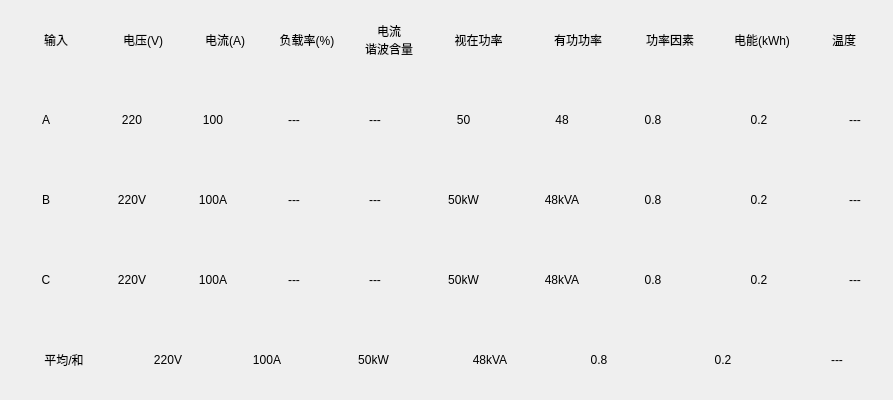
Above: BusBar-Qt/branch/box/boxtotalwid.ui from luozhiyong131/BusBar before the change. Below: the same form after it.
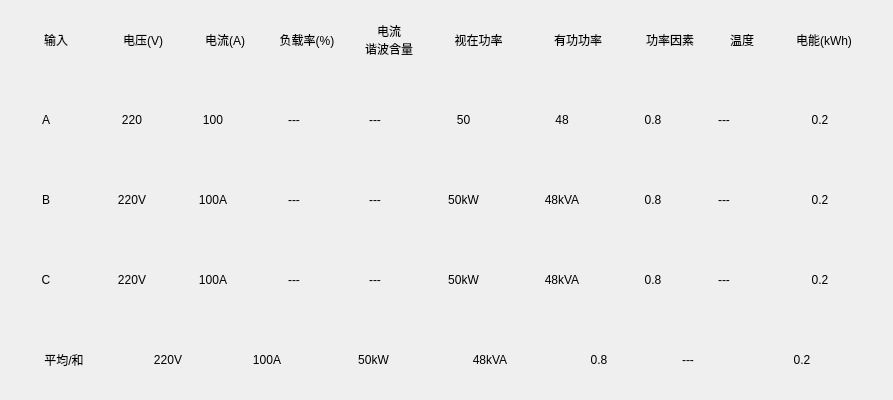
That is the form after the change.

```diff
--- a/BusBar-Qt/branch/box/boxtotalwid.ui
+++ b/BusBar-Qt/branch/box/boxtotalwid.ui
@@ -37,7 +37,7 @@
    </property>
    <item row="4" column="0">
     <widget class="QWidget" name="AllWid" native="true">
-     <layout class="QHBoxLayout" name="horizontalLayout_5" stretch="1,1,1,1,1,1,1,1">
+     <layout class="QHBoxLayout" name="horizontalLayout_5" stretch="1,1,1,1,1,1,0,1">
       <property name="spacing">
        <number>0</number>
       </property>
@@ -188,28 +188,6 @@
         </property>
        </widget>
       </item>
-      <item>
-       <widget class="QLabel" name="tEleH">
-        <property name="minimumSize">
-         <size>
-          <width>130</width>
-          <height>25</height>
-         </size>
-        </property>
-        <property name="maximumSize">
-         <size>
-          <width>130</width>
-          <height>16777215</height>
-         </size>
-        </property>
-        <property name="text">
-         <string>0.2</string>
-        </property>
-        <property name="alignment">
-         <set>Qt::AlignCenter</set>
-        </property>
-       </widget>
-      </item>
       <item>
        <widget class="QLabel" name="temH">
         <property name="minimumSize">
@@ -232,12 +210,34 @@
         </property>
        </widget>
       </item>
+      <item>
+       <widget class="QLabel" name="tEleH">
+        <property name="minimumSize">
+         <size>
+          <width>130</width>
+          <height>25</height>
+         </size>
+        </property>
+        <property name="maximumSize">
+         <size>
+          <width>130</width>
+          <height>16777215</height>
+         </size>
+        </property>
+        <property name="text">
+         <string>0.2</string>
+        </property>
+        <property name="alignment">
+         <set>Qt::AlignCenter</set>
+        </property>
+       </widget>
+      </item>
      </layout>
     </widget>
    </item>
    <item row="3" column="0">
     <widget class="QWidget" name="CWid" native="true">
-     <layout class="QHBoxLayout" name="horizontalLayout_4" stretch="1,1,1,1,1,1,1,1,1,1">
+     <layout class="QHBoxLayout" name="horizontalLayout_4" stretch="1,1,1,1,1,1,1,1,0,1">
       <property name="spacing">
        <number>0</number>
       </property>
@@ -438,28 +438,6 @@
         </property>
        </widget>
       </item>
-      <item>
-       <widget class="QLabel" name="tEleC">
-        <property name="minimumSize">
-         <size>
-          <width>130</width>
-          <height>25</height>
-         </size>
-        </property>
-        <property name="maximumSize">
-         <size>
-          <width>130</width>
-          <height>16777215</height>
-         </size>
-        </property>
-        <property name="text">
-         <string>0.2</string>
-        </property>
-        <property name="alignment">
-         <set>Qt::AlignCenter</set>
-        </property>
-       </widget>
-      </item>
       <item>
        <widget class="QLabel" name="temC">
         <property name="minimumSize">
@@ -482,12 +460,34 @@
         </property>
        </widget>
       </item>
+      <item>
+       <widget class="QLabel" name="tEleC">
+        <property name="minimumSize">
+         <size>
+          <width>130</width>
+          <height>25</height>
+         </size>
+        </property>
+        <property name="maximumSize">
+         <size>
+          <width>130</width>
+          <height>16777215</height>
+         </size>
+        </property>
+        <property name="text">
+         <string>0.2</string>
+        </property>
+        <property name="alignment">
+         <set>Qt::AlignCenter</set>
+        </property>
+       </widget>
+      </item>
      </layout>
     </widget>
    </item>
    <item row="2" column="0">
     <widget class="QWidget" name="BWid" native="true">
-     <layout class="QHBoxLayout" name="horizontalLayout_3" stretch="1,1,1,1,1,1,1,1,1,1">
+     <layout class="QHBoxLayout" name="horizontalLayout_3" stretch="1,1,1,1,1,1,1,1,0,1">
       <property name="spacing">
        <number>0</number>
       </property>
@@ -688,28 +688,6 @@
         </property>
        </widget>
       </item>
-      <item>
-       <widget class="QLabel" name="tEleB">
-        <property name="minimumSize">
-         <size>
-          <width>130</width>
-          <height>25</height>
-         </size>
-        </property>
-        <property name="maximumSize">
-         <size>
-          <width>130</width>
-          <height>16777215</height>
-         </size>
-        </property>
-        <property name="text">
-         <string>0.2</string>
-        </property>
-        <property name="alignment">
-         <set>Qt::AlignCenter</set>
-        </property>
-       </widget>
-      </item>
       <item>
        <widget class="QLabel" name="temB">
         <property name="minimumSize">
@@ -732,12 +710,34 @@
         </property>
        </widget>
       </item>
+      <item>
+       <widget class="QLabel" name="tEleB">
+        <property name="minimumSize">
+         <size>
+          <width>130</width>
+          <height>25</height>
+         </size>
+        </property>
+        <property name="maximumSize">
+         <size>
+          <width>130</width>
+          <height>16777215</height>
+         </size>
+        </property>
+        <property name="text">
+         <string>0.2</string>
+        </property>
+        <property name="alignment">
+         <set>Qt::AlignCenter</set>
+        </property>
+       </widget>
+      </item>
      </layout>
     </widget>
    </item>
    <item row="1" column="0">
     <widget class="QWidget" name="AWid" native="true">
-     <layout class="QHBoxLayout" name="horizontalLayout_2" stretch="1,1,1,1,1,1,1,1,1,1">
+     <layout class="QHBoxLayout" name="horizontalLayout_2" stretch="1,1,1,1,1,1,1,1,0,1">
       <property name="spacing">
        <number>0</number>
       </property>
@@ -938,28 +938,6 @@
         </property>
        </widget>
       </item>
-      <item>
-       <widget class="QLabel" name="tEleA">
-        <property name="minimumSize">
-         <size>
-          <width>130</width>
-          <height>25</height>
-         </size>
-        </property>
-        <property name="maximumSize">
-         <size>
-          <width>130</width>
-          <height>16777215</height>
-         </size>
-        </property>
-        <property name="text">
-         <string>0.2</string>
-        </property>
-        <property name="alignment">
-         <set>Qt::AlignCenter</set>
-        </property>
-       </widget>
-      </item>
       <item>
        <widget class="QLabel" name="temA">
         <property name="minimumSize">
@@ -982,6 +960,28 @@
         </property>
        </widget>
       </item>
+      <item>
+       <widget class="QLabel" name="tEleA">
+        <property name="minimumSize">
+         <size>
+          <width>130</width>
+          <height>25</height>
+         </size>
+        </property>
+        <property name="maximumSize">
+         <size>
+          <width>130</width>
+          <height>16777215</height>
+         </size>
+        </property>
+        <property name="text">
+         <string>0.2</string>
+        </property>
+        <property name="alignment">
+         <set>Qt::AlignCenter</set>
+        </property>
+       </widget>
+      </item>
      </layout>
     </widget>
    </item>
@@ -1168,28 +1168,6 @@
         </property>
        </widget>
       </item>
-      <item>
-       <widget class="QLabel" name="label_8">
-        <property name="minimumSize">
-         <size>
-          <width>100</width>
-          <height>25</height>
-         </size>
-        </property>
-        <property name="maximumSize">
-         <size>
-          <width>100</width>
-          <height>16777215</height>
-         </size>
-        </property>
-        <property name="text">
-         <string>电能(kWh)</string>
-        </property>
-        <property name="alignment">
-         <set>Qt::AlignCenter</set>
-        </property>
-       </widget>
-      </item>
       <item>
        <widget class="QLabel" name="label_12">
         <property name="minimumSize">
@@ -1212,6 +1190,28 @@
         </property>
        </widget>
       </item>
+      <item>
+       <widget class="QLabel" name="label_8">
+        <property name="minimumSize">
+         <size>
+          <width>100</width>
+          <height>25</height>
+         </size>
+        </property>
+        <property name="maximumSize">
+         <size>
+          <width>100</width>
+          <height>16777215</height>
+         </size>
+        </property>
+        <property name="text">
+         <string>电能(kWh)</string>
+        </property>
+        <property name="alignment">
+         <set>Qt::AlignCenter</set>
+        </property>
+       </widget>
+      </item>
      </layout>
     </widget>
    </item>
```
